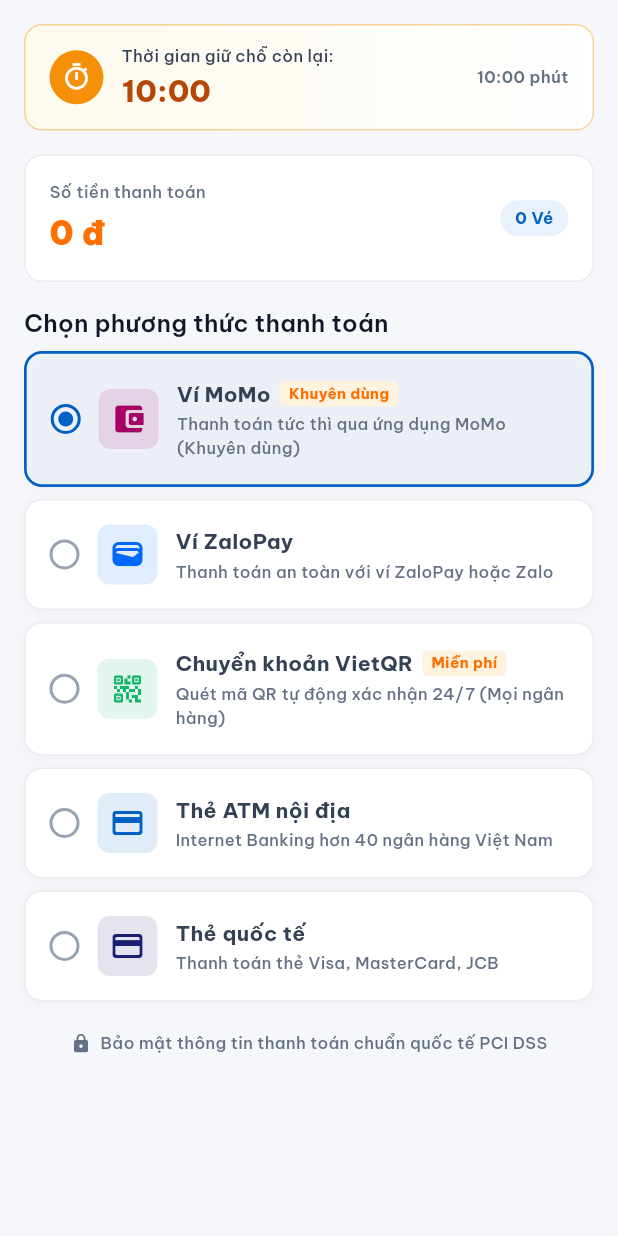
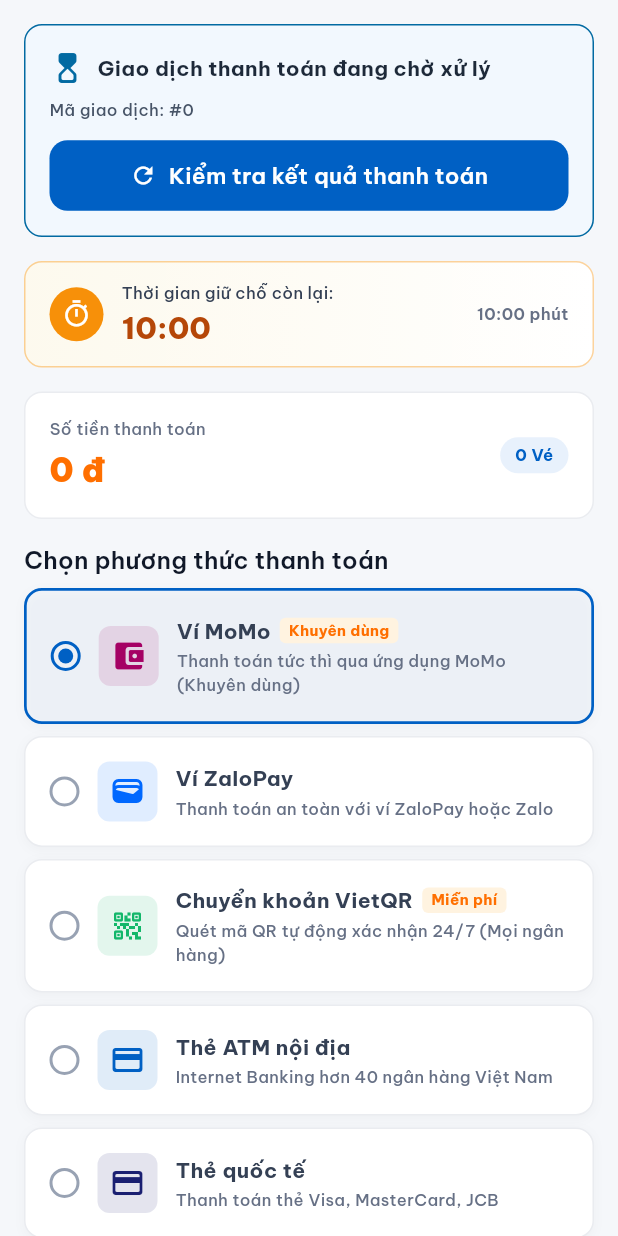
Before and after one commit to nguyen221205-bit/online-bus-ticketing-system, a Flutter app: the Step6Payment widget shown alone on an empty page, opened directly with empty values, on a phone screen of 412 x 824 dp. Run offline on Flutter 3.47's test engine with Material 3 defaults, Android fonts, the phone set to English and light mode, and no system bars; our stand-ins replace equatable, flutter_bloc, flutter_secure_storage, go_router, google_fonts, qr_flutter and 1 more; accounts and stored records are empty; network calls fail.

Commit message:
fix(booking): resolve lead review findings on real API integration (PR #5)
- Restore real seat-hold integration via POST /api/v1/seat-holds and propagate holdToken through booking flow (Finding 1)
- Handle PaymentPendingException with bookingId, preserve payment gateway URL/deeplink context, and provide check-status CTA (Finding 2)
- Navigate to BookingSuccessScreen upon payment confirmation by resolving authoritative ticket (Finding 3)
- Sanitize tokens and sensitive query/path params in ApiClient debug logs, send holdToken via x-hold-token header (Finding 4)
- Wire HybridNotificationRepository and RealNotificationRepository to NotificationRemoteDataSource (Finding 5)
- Align UserModel and profile mapping with GET /api/v1/me (no fabricated customerCode, correct phoneVerified default) (Finding 6)
- Authoritatively resolve tripId for reviews and prevent fallback to 1 (Finding 7)
- Handle delayed ticket cancellation refunds without faking confirmed refund amount (Finding 8)
- Update and expand comprehensive regression test suites for all findings (Finding 9)

```diff
--- a/lib/core/network/api_exceptions.dart
+++ b/lib/core/network/api_exceptions.dart
@@ -59,6 +59,7 @@
 class PaymentPendingException implements Exception {
   final String message;
   final int paymentId;
+  final int? bookingId;
   final String? paymentUrl;
   final String? qrCodeUrl;
   final String? deeplink;
@@ -66,6 +67,7 @@
   const PaymentPendingException({
     this.message = 'Giao dịch thanh toán đang được xử lý hoặc chưa hoàn tất.',
     required this.paymentId,
+    this.bookingId,
     this.paymentUrl,
     this.qrCodeUrl,
     this.deeplink,
@@ -73,5 +75,5 @@
 
   @override
   String toString() =>
-      'PaymentPendingException: $message (paymentId: $paymentId)';
+      'PaymentPendingException: $message (paymentId: $paymentId, bookingId: $bookingId)';
 }
--- a/lib/data/datasources/remote/auth_remote_data_source.dart
+++ b/lib/data/datasources/remote/auth_remote_data_source.dart
@@ -159,7 +159,7 @@
     if (!hasToken) return null;
 
     try {
-      final res = await client.get(ApiConfig.authSession, requiresAuth: true);
+      final res = await client.get(ApiConfig.me, requiresAuth: true);
       if (res is Map<String, dynamic>) {
         final data = res['data'] is Map<String, dynamic>
             ? res['data'] as Map<String, dynamic>
--- a/lib/data/datasources/remote/notification_remote_data_source.dart
+++ b/lib/data/datasources/remote/notification_remote_data_source.dart
@@ -3,6 +3,7 @@
 import '../../../core/network/api_config.dart';
 
 abstract class NotificationRemoteDataSource {
+  Future<List<NotificationModel>> getNotifications();
   Future<List<NotificationModel>> getMyNotifications({
     bool unreadOnly = false,
     int page = 1,
@@ -17,6 +18,9 @@
   final ApiClient client;
 
   NotificationRemoteDataSourceImpl({required this.client});
+
+  @override
+  Future<List<NotificationModel>> getNotifications() => getMyNotifications();
 
   @override
   Future<List<NotificationModel>> getMyNotifications({
--- a/lib/data/datasources/remote/seat_remote_data_source.dart
+++ b/lib/data/datasources/remote/seat_remote_data_source.dart
@@ -46,7 +46,11 @@
   @override
   Future<bool> releaseSeatHold(String holdToken) async {
     try {
-      await client.delete(ApiConfig.seatHoldRelease(holdToken));
+      await client.delete(
+        ApiConfig.seatHolds,
+        headers: {'x-hold-token': holdToken},
+        body: {'holdToken': holdToken},
+      );
       return true;
     } catch (_) {
       return false;
--- a/lib/data/models/user_model.dart
+++ b/lib/data/models/user_model.dart
@@ -26,10 +26,10 @@
     this.email,
     this.cccd,
     this.ngaySinh,
-    this.daXacThucSoDienThoai = true,
+    this.daXacThucSoDienThoai = false,
     this.trangThai = 'HOAT_DONG',
     this.diemTichLuy = 0,
-    this.hangThanhVien = 'BẠC',
+    this.hangThanhVien = '',
     this.diemToiHangTiepTheo = 1000,
     this.pointHistory = const [],
   });
@@ -41,6 +41,7 @@
   }
 
   String get tierName {
+    if (hangThanhVien.isNotEmpty) return hangThanhVien;
     switch (tier) {
       case MembershipTier.diamond:
         return 'KIM CƯƠNG';
@@ -68,9 +69,7 @@
             ?.toInt() ??
         0;
     final customerCode =
-        json['maKhachHang'] as String? ??
-        json['customerCode'] as String? ??
-        (json['customerId'] != null ? 'KH${json['customerId']}' : '');
+        json['maKhachHang'] as String? ?? json['customerCode'] as String? ?? '';
     final fullName =
         json['hoTen'] as String? ?? json['fullName'] as String? ?? '';
     final phone =
@@ -99,10 +98,10 @@
       daXacThucSoDienThoai:
           json['daXacThucSoDienThoai'] as bool? ??
           json['phoneVerified'] as bool? ??
-          true,
+          false,
       trangThai: status,
       diemTichLuy: points,
-      hangThanhVien: json['hangThanhVien'] as String? ?? 'BẠC',
+      hangThanhVien: json['hangThanhVien'] as String? ?? '',
       diemToiHangTiepTheo: json['diemToiHangTiepTheo'] as int? ?? 1000,
       pointHistory: historyJson
           .map(
--- a/lib/data/repositories/notification_repository.dart
+++ b/lib/data/repositories/notification_repository.dart
@@ -65,40 +65,49 @@
     if (ApiConfig.isDemoMode) {
       return await mockFallback.getNotifications();
     }
-    // Backend version at HEAD f2edf7f does not provide notification endpoints yet.
-    return const [];
+    return await remoteDataSource.getNotifications();
   }
 
   @override
   Future<void> markAsRead(String id) async {
     if (ApiConfig.isDemoMode) {
       await mockFallback.markAsRead(id);
+      return;
     }
+    await remoteDataSource.markAsRead(id);
   }
 
   @override
   Future<void> markAllAsRead() async {
     if (ApiConfig.isDemoMode) {
       await mockFallback.markAllAsRead();
+      return;
     }
+    await remoteDataSource.markAllAsRead();
   }
 }
 
-/// Real notification repository: 100% real mode.
-/// Since backend at HEAD f2edf7f does not have /notifications, returns empty list without 404 calls.
+/// Real notification repository: 100% real mode using NotificationRemoteDataSource.
 class RealNotificationRepository implements NotificationRepository {
-  final NotificationRemoteDataSource? remoteDataSource;
+  final NotificationRemoteDataSource remoteDataSource;
 
-  RealNotificationRepository({this.remoteDataSource});
+  RealNotificationRepository({NotificationRemoteDataSource? remoteDataSource})
+    : remoteDataSource =
+          remoteDataSource ??
+          NotificationRemoteDataSourceImpl(client: ApiClient());
 
   @override
   Future<List<NotificationModel>> getNotifications() async {
-    return const [];
+    return await remoteDataSource.getNotifications();
   }
 
   @override
-  Future<void> markAsRead(String id) async {}
+  Future<void> markAsRead(String id) async {
+    await remoteDataSource.markAsRead(id);
+  }
 
   @override
-  Future<void> markAllAsRead() async {}
+  Future<void> markAllAsRead() async {
+    await remoteDataSource.markAllAsRead();
+  }
 }
--- a/lib/features/user/booking/bloc/booking_flow_state.dart
+++ b/lib/features/user/booking/bloc/booking_flow_state.dart
@@ -160,6 +160,7 @@
   }
 
   bool get isSeatsValid => selectedSeats.isNotEmpty && hasValidSeatPricing;
+  String? get holdToken => seatHold?.holdToken;
   bool get isPickupValid => selectedPickupPoint != null;
   bool get isDropoffValid => selectedDropoffPoint != null;
   bool get isPassengerValid =>
--- a/lib/features/user/booking/presentation/steps/step_6_payment.dart
+++ b/lib/features/user/booking/presentation/steps/step_6_payment.dart
@@ -1,4 +1,5 @@
 import 'package:flutter/material.dart';
+import 'package:flutter/services.dart';
 import 'package:vexgo_app/core/constants/app_colors.dart';
 import 'package:vexgo_app/core/constants/app_dimensions.dart';
 import 'package:vexgo_app/core/constants/app_text_styles.dart';
@@ -20,6 +21,121 @@
       child: Column(
         crossAxisAlignment: CrossAxisAlignment.start,
         children: [
+          // Pending Payment Notification Card
+          if (state.pendingPaymentId != null ||
+              state.status == BookingFlowStatus.paymentPending) ...[
+            Container(
+              padding: const EdgeInsets.all(AppDimensions.base),
+              decoration: BoxDecoration(
+                color: AppColors.infoLight.withValues(alpha: 0.7),
+                borderRadius: BorderRadius.circular(AppDimensions.radiusMd),
+                border: Border.all(color: AppColors.info),
+              ),
+              child: Column(
+                crossAxisAlignment: CrossAxisAlignment.start,
+                children: [
+                  Row(
+                    children: [
+                      const Icon(
+                        Icons.hourglass_top_rounded,
+                        color: AppColors.info,
+                      ),
+                      const SizedBox(width: 8),
+                      Expanded(
+                        child: Text(
+                          'Giao dịch thanh toán đang chờ xử lý',
+                          style: AppTextStyles.bodyMedium.copyWith(
+                            fontWeight: FontWeight.w700,
+                            color: AppColors.neutral800,
+                          ),
+                        ),
+                      ),
+                    ],
+                  ),
+                  const SizedBox(height: 8),
+                  Text(
+                    'Mã giao dịch: #${state.pendingPaymentId}',
+                    style: AppTextStyles.caption.copyWith(
+                      color: AppColors.neutral600,
+                    ),
+                  ),
+                  if (state.pendingPaymentUrl != null &&
+                      state.pendingPaymentUrl!.isNotEmpty) ...[
+                    const SizedBox(height: 8),
+                    InkWell(
+                      onTap: () {
+                        Clipboard.setData(
+                          ClipboardData(text: state.pendingPaymentUrl!),
+                        );
+                        ScaffoldMessenger.of(context).showSnackBar(
+                          const SnackBar(
+                            content: Text(
+                              'Đã sao chép đường dẫn cổng thanh toán vào bộ nhớ tạm!',
+                            ),
+                            duration: Duration(seconds: 2),
+                          ),
+                        );
+                      },
+                      child: Container(
+                        padding: const EdgeInsets.symmetric(
+                          horizontal: 12,
+                          vertical: 8,
+                        ),
+                        decoration: BoxDecoration(
+                          color: Colors.white,
+                          borderRadius: BorderRadius.circular(8),
+                          border: Border.all(color: AppColors.neutral300),
+                        ),
+                        child: Row(
+                          children: [
+                            const Icon(
+                              Icons.link,
+                              size: 18,
+                              color: AppColors.primary,
+                            ),
+                            const SizedBox(width: 8),
+                            Expanded(
+                              child: Text(
+                                state.pendingPaymentUrl!,
+                                style: AppTextStyles.caption.copyWith(
+                                  color: AppColors.primary,
+                                ),
+                                maxLines: 1,
+                                overflow: TextOverflow.ellipsis,
+                              ),
+                            ),
+                            const SizedBox(width: 4),
+                            const Icon(
+                              Icons.copy,
+                              size: 16,
+                              color: AppColors.neutral500,
+                            ),
+                          ],
+                        ),
+                      ),
+                    ),
+                  ],
+                  const SizedBox(height: 12),
+                  SizedBox(
+                    width: double.infinity,
+                    child: ElevatedButton.icon(
+                      onPressed: () {
+                        bloc.add(const ConfirmPaymentEvent());
+                      },
+                      icon: const Icon(Icons.refresh, size: 18),
+                      label: const Text('Kiểm tra kết quả thanh toán'),
+                      style: ElevatedButton.styleFrom(
+                        backgroundColor: AppColors.primary,
+                        foregroundColor: Colors.white,
+                      ),
+                    ),
+                  ),
+                ],
+              ),
+            ),
+            const SizedBox(height: AppDimensions.base),
+          ],
+
           // Countdown Timer Card
           Container(
             padding: const EdgeInsets.symmetric(horizontal: 16, vertical: 12),
```
Also changed, not shown: lib/core/network/api_client.dart (+57 -10 lines), lib/data/repositories/booking_repository.dart (+40 -6 lines), lib/data/repositories/seat_repository.dart (+4 -3 lines), lib/features/user/booking/bloc/booking_flow_bloc.dart (+114 -14 lines), lib/features/user/my_bookings/bloc/my_tickets_bloc.dart (+28 -11 lines), 2 other files.
